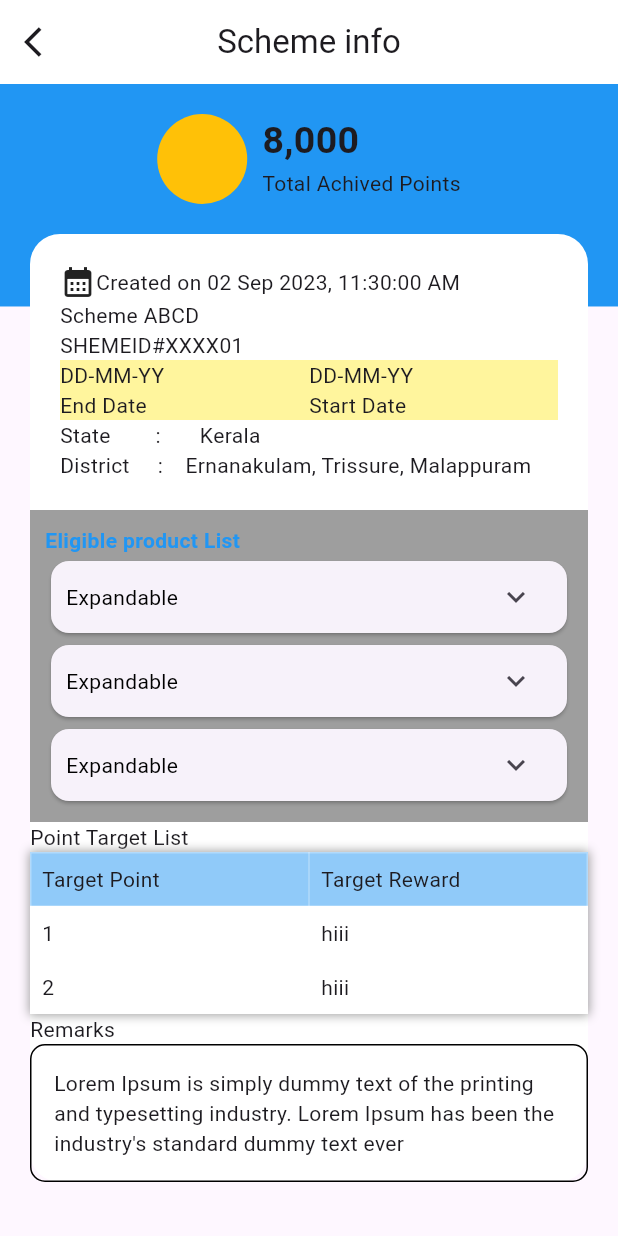
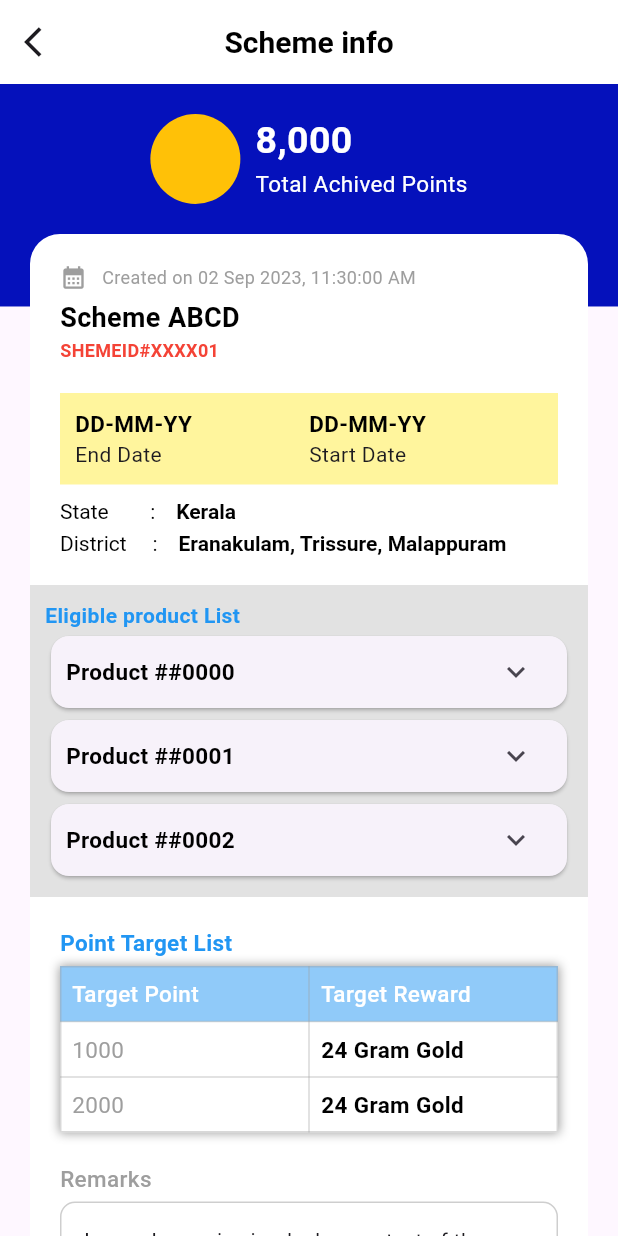
Before and after one commit to AmalNaroth/Scheme-Info, a Flutter app: the screen it shows after launch, on a phone screen of 412 x 824 dp. Run offline on Flutter 3.47's test engine with Material 3 defaults, Android fonts, the light colour scheme and no system bars; drawn by our look-alikes of expandable.

Commit message:
ui aligned

```diff
--- a/lib/presentation/scheme_info_screen.dart
+++ b/lib/presentation/scheme_info_screen.dart
@@ -1,5 +1,7 @@
-import 'package:expandable/expandable.dart';
 import 'package:flutter/material.dart';
+import 'package:schemeinfo_demo/presentation/widgets/custom_text_widget.dart';
+import 'package:schemeinfo_demo/presentation/widgets/expadable_tile.dart';
+import 'package:schemeinfo_demo/presentation/widgets/table_widget.dart';
 import 'package:schemeinfo_demo/utils/constants/size/value_size.dart';
 
 class SchemeInfoScreen extends StatelessWidget {
@@ -11,22 +13,25 @@ class SchemeInfoScreen extends StatelessWidget {
       appBar: AppBar(
         centerTitle: true,
         backgroundColor: Colors.white,
-        title: Text("Scheme info"),
+        title: CustomTextWidget01(
+            textValue: "Scheme info",
+            fontSize: 20,
+            fontWeight: FontWeight.bold),
         leading: IconButton(
           onPressed: () {},
-          icon: Icon(Icons.arrow_back_ios),
+          icon: const Icon(Icons.arrow_back_ios),
         ),
       ),
       body: SingleChildScrollView(
         child: SizedBox(
-          height: mHight,
+          height: MediaQuery.of(context).size.height,
           child: Stack(
             children: [
               Column(
                 children: [
                   Container(
-                    padding: EdgeInsets.all(20),
-                    color: Colors.blue,
+                    padding: const EdgeInsets.all(20),
+                    color: const Color.fromARGB(255, 5, 17, 187),
                     height: mHight! * .18,
                     child: Row(
                       mainAxisAlignment: MainAxisAlignment.center,
@@ -35,7 +40,7 @@ class SchemeInfoScreen extends StatelessWidget {
                         Row(
                           crossAxisAlignment: CrossAxisAlignment.start,
                           children: [
-                            CircleAvatar(
+                            const CircleAvatar(
                               radius: 30,
                               backgroundColor: Colors.amber,
                             ),
@@ -44,13 +49,15 @@ class SchemeInfoScreen extends StatelessWidget {
                               mainAxisAlignment: MainAxisAlignment.start,
                               crossAxisAlignment: CrossAxisAlignment.start,
                               children: [
-                                Text(
-                                  "8,000",
-                                  style: TextStyle(
-                                      fontSize: 25,
-                                      fontWeight: FontWeight.bold),
-                                ),
-                                Text("Total Achived Points")
+                                CustomTextWidget01(
+                                    textValue: "8,000",
+                                    fontWeight: FontWeight.bold,
+                                    fontSize: 25,
+                                    fontColors: Colors.white),
+                                CustomTextWidget01(
+                                  textValue: "Total Achived Points",
+                                  fontColors: Colors.white,
+                                )
                               ],
                             )
                           ],
@@ -62,30 +69,48 @@ class SchemeInfoScreen extends StatelessWidget {
               ),
               Positioned(
                 top: 100,
-                left: 0, // Aligns the container to the left of the Stack
+                left: 0,
                 right:
-                    0, // Aligns the container to the right of the Stack, ensuring it stretches across
+                    0,
                 child: Container(
-                  margin: EdgeInsets.symmetric(horizontal: 20),
+                  margin: const EdgeInsets.symmetric(horizontal: 20),
                   decoration: BoxDecoration(
                       color: Colors.white,
                       borderRadius: BorderRadius.circular(20)),
                   child: Column(
                     children: [
                       Container(
-                        padding: EdgeInsets.all(20),
+                        padding: const EdgeInsets.all(20),
                         child: Column(
                           crossAxisAlignment: CrossAxisAlignment.start,
                           children: [
                             Row(
                               children: [
-                                Icon(Icons.calendar_month),
-                                Text("Created on 02 Sep 2023, 11:30:00 AM"),
+                                const Icon(Icons.calendar_month,
+                                    size: 18, color: Colors.grey),
+                                fidth10,
+                                Expanded(
+                                  child: CustomTextWidget01(
+                                      textValue:
+                                          "Created on 02 Sep 2023, 11:30:00 AM",
+                                      fontColors: Colors.grey,
+                                      fontSize: 12),
+                                ),
                               ],
                             ),
-                            Text("Scheme ABCD"),
-                            Text("SHEMEID#XXXX01"),
+                            fhight5,
+                            CustomTextWidget01(
+                                textValue: "Scheme ABCD",
+                                fontSize: 18,
+                                fontWeight: FontWeight.bold),
+                            CustomTextWidget01(
+                                textValue: "SHEMEID#XXXX01",
+                                fontColors: Colors.red,
+                                fontWeight: FontWeight.bold,
+                                fontSize: 12),
+                            fhight20,
                             Container(
+                              padding: const EdgeInsets.all(10),
                               color: Colors.yellow.shade200,
                               child: Row(
                                 children: [
@@ -94,8 +119,10 @@ class SchemeInfoScreen extends StatelessWidget {
                                       crossAxisAlignment:
                                           CrossAxisAlignment.start,
                                       children: [
-                                        Text("DD-MM-YY"),
-                                        Text("End Date")
+                                        CustomTextWidget01(
+                                            textValue: "DD-MM-YY",
+                                            fontWeight: FontWeight.bold),
+                                        const Text("End Date")
                                       ],
                                     ),
                                   ),
@@ -104,68 +131,114 @@ class SchemeInfoScreen extends StatelessWidget {
                                       crossAxisAlignment:
                                           CrossAxisAlignment.start,
                                       children: [
-                                        Text("DD-MM-YY"),
-                                        Text("Start Date")
+                                        CustomTextWidget01(
+                                          textValue: "DD-MM-YY",
+                                          fontWeight: FontWeight.bold,
+                                        ),
+                                        const Text("Start Date")
                                       ],
                                     ),
                                   )
                                 ],
                               ),
                             ),
-                            Text("State        :       Kerala"),
-                            Text(
-                                "District     :    Ernanakulam, Trissure, Malappuram")
+                            fhight10,
+                            RichText(
+                              text: const TextSpan(
+                                text: "State        :    ",
+                                style: TextStyle(color: Colors.black),
+                                children: [
+                                  TextSpan(
+                                    text: "Kerala",
+                                    style: TextStyle(
+                                        color: Colors.black,
+                                        fontWeight: FontWeight
+                                            .bold), // Add style if needed
+                                  ),
+                                ],
+                              ),
+                            ),
+                            fhight5,
+                            RichText(
+                              text: const TextSpan(
+                                text: "District     :    ",
+                                style: TextStyle(color: Colors.black),
+                                children: [
+                                  TextSpan(
+                                    text: "Eranakulam, Trissure, Malappuram",
+                                    style: TextStyle(
+                                        color: Colors.black,
+                                        fontWeight: FontWeight
+                                            .bold), // Add style if needed
+                                  ),
+                                ],
+                              ),
+                            )
                           ],
                         ),
                       ),
                       Container(
-                        padding: EdgeInsets.all(10),
+                        padding: const EdgeInsets.all(10),
                         width: double.infinity,
-                        color: Colors.grey,
+                        color: Colors.grey.withOpacity(0.3),
                         child: Column(
                           crossAxisAlignment: CrossAxisAlignment.start,
                           children: [
-                            Text(
+                            const Text(
                               "Eligible product List",
                               style: TextStyle(
                                   color: Colors.blue,
                                   fontWeight: FontWeight.bold),
                             ),
                             ListView.builder(
+                                physics: const NeverScrollableScrollPhysics(),
                                 shrinkWrap: true,
                                 itemBuilder: (context, index) {
-                                  return Card2();
+                                  return Card2(
+                                    index: index,
+                                  );
                                 },
                                 itemCount: 3),
                           ],
                         ),
                       ),
                       Container(
+                        padding: const EdgeInsets.all(20),
                         width: double.infinity,
                         child: Column(
                           crossAxisAlignment: CrossAxisAlignment.start,
                           children: [
-                            Text("Point Target List"),
+                            CustomTextWidget01(
+                                textValue: "Point Target List",
+                                fontColors: Colors.blue,
+                                fontWeight: FontWeight.bold),
+                            fhight5,
                             buildHolidayTable(holidayData: []),
                           ],
                         ),
                       ),
                       Container(
+                        padding: const EdgeInsets.symmetric(horizontal: 20),
                         width: double.infinity,
                         child: Column(
                           crossAxisAlignment: CrossAxisAlignment.start,
                           children: [
-                            Text("Remarks"),
+                            CustomTextWidget01(
+                                textValue: "Remarks",
+                                fontWeight: FontWeight.w500,
+                                fontColors: Colors.grey),
+                            fhight5,
                             Container(
-                              padding: EdgeInsets.all(15),
+                              padding: const EdgeInsets.all(15),
                               decoration: BoxDecoration(
-                                border: Border.all(),
+                                border: Border.all(
+                                    color: Colors.grey.withOpacity(0.5)),
                                 borderRadius: BorderRadius.circular(10),
                               ),
-                              child: Column(
+                              child: const Column(
                                 children: [
                                   Text(
-                                      "Lorem Ipsum is simply dummy text of the printing and typesetting industry. Lorem Ipsum has been the industry's standard dummy text ever")
+                                      "Lorem Ipsum is simply dummy text of the printing and typesetting industry. Lorem")
                                 ],
                               ),
                             )
@@ -183,147 +256,3 @@ class SchemeInfoScreen extends StatelessWidget {
     );
   }
 }
-
-Widget buildHolidayTable({required holidayData}) {
-  return Container(
-    decoration: BoxDecoration(
-      color: Colors.white,
-      boxShadow: [
-        BoxShadow(
-          color: Colors.grey,
-          blurRadius: 5,
-          spreadRadius: 1
-        )
-      ]
-    ),
-    child: Table(
-      border: TableBorder.all(color: Colors.white30),
-      defaultVerticalAlignment: TableCellVerticalAlignment.middle,
-      children: [
-         TableRow(
-          decoration: BoxDecoration(color: Colors.blue.withOpacity(0.5)),
-          children: const [
-            TableCell(
-              child: Padding(
-                padding: EdgeInsets.all(8.0),
-                child: Text("Target Point"),
-              ),
-            ),
-            TableCell(
-              child: Padding(
-                padding: EdgeInsets.all(8.0),
-                child: Text("Target Reward"),
-              ),
-            ),
-          ],
-        ),
-        ...List.generate(
-          2,
-          (index) => TableRow(
-            children: [
-              TableCell(
-                verticalAlignment: TableCellVerticalAlignment.middle,
-                child: Padding(
-                  padding: const EdgeInsets.all(8.0),
-                  child: Text("${index + 1}"),
-                ),
-              ),
-              TableCell(
-                verticalAlignment: TableCellVerticalAlignment.middle,
-                child: Padding(
-                  padding: const EdgeInsets.all(8.0),
-                  child: Text("hiii"),
-                ),
-              ),
-            ],
-          ),
-        ),
-      ],
-    ),
-  );
-}
-
-Widget buildButton(BuildContext context, {required bool isExpanded}) {
-  return IconButton(
-    icon: Icon(isExpanded ? Icons.expand_less : Icons.expand_more),
-    onPressed: () {
-      ExpandableController.of(context, required: true)!.toggle();
-    },
-  );
-}
-
-class Card2 extends StatelessWidget {
-  @override
-  Widget build(BuildContext context) {
-    Widget buildCollapsed() {
-      return Padding(
-        padding: const EdgeInsets.symmetric(horizontal: 10),
-        child: Row(
-          mainAxisAlignment: MainAxisAlignment.spaceBetween,
-          children: [
-            Text(
-              "Expandable",
-              style: TextStyle(color: Colors.black),
-            ),
-            Builder(
-              builder: (context) {
-                var isExpanded =
-                    ExpandableController.of(context, required: true)!.expanded;
-                return buildButton(context, isExpanded: isExpanded);
-              },
-            ),
-          ],
-        ),
-      );
-    }
-
-    Widget buildExpanded() {
-      return Padding(
-        padding: EdgeInsets.all(10),
-        child: Row(
-          mainAxisAlignment: MainAxisAlignment.spaceBetween,
-          children: [
-            Column(
-              crossAxisAlignment: CrossAxisAlignment.start,
-              children: <Widget>[
-                Text(
-                  "Expandable",
-                  style: TextStyle(color: Colors.black),
-                ),
-                Text(
-                  "Main Category    :",
-                  style: Theme.of(context).textTheme.caption,
-                ),
-                Text(
-                  "Item Category     :",
-                  style: Theme.of(context).textTheme.caption,
-                ),
-                Text(
-                  "Point per item     :",
-                  style: Theme.of(context).textTheme.caption,
-                ),
-              ],
-            ),
-            Builder(
-              builder: (context) {
-                var isExpanded =
-                    ExpandableController.of(context, required: true)!.expanded;
-                return buildButton(context, isExpanded: isExpanded);
-              },
-            ),
-          ],
-        ),
-      );
-    }
-
-    return ExpandableNotifier(
-      child: Card(
-        clipBehavior: Clip.antiAlias,
-        child: Expandable(
-          collapsed: buildCollapsed(),
-          expanded: buildExpanded(),
-        ),
-      ),
-    );
-  }
-}
--- /dev/null
+++ b/lib/presentation/widgets/custom_text_widget.dart
@@ -0,0 +1,23 @@
+import 'package:flutter/material.dart';
+
+class CustomTextWidget01 extends StatelessWidget {
+  String textValue;
+  Color fontColors;
+  FontWeight fontWeight;
+  double fontSize;
+  CustomTextWidget01(
+      {super.key,
+      required this.textValue,
+      this.fontColors = Colors.black,
+      this.fontWeight = FontWeight.w400,
+      this.fontSize = 15});
+
+  @override
+  Widget build(BuildContext context) {
+    return Text(
+      textValue,
+      style: TextStyle(fontWeight: fontWeight, color: fontColors,
+      fontSize: fontSize),
+    );
+  }
+}
--- /dev/null
+++ b/lib/presentation/widgets/expadable_tile.dart
@@ -0,0 +1,129 @@
+
+
+
+import 'package:expandable/expandable.dart';
+import 'package:flutter/material.dart';
+import 'package:schemeinfo_demo/presentation/widgets/custom_text_widget.dart';
+import 'package:schemeinfo_demo/utils/constants/size/value_size.dart';
+
+Widget buildButton(BuildContext context, {required bool isExpanded}) {
+  return IconButton(
+    icon: Icon(isExpanded ? Icons.expand_less : Icons.expand_more),
+    onPressed: () {
+      ExpandableController.of(context, required: true)!.toggle();
+    },
+  );
+}
+
+class Card2 extends StatelessWidget {
+  int index;
+  Card2({required this.index});
+  @override
+  Widget build(BuildContext context) {
+    Widget buildCollapsed() {
+      return Padding(
+        padding: const EdgeInsets.symmetric(horizontal: 10),
+        child: Row(
+          mainAxisAlignment: MainAxisAlignment.spaceBetween,
+          children: [
+            CustomTextWidget01(
+              textValue: "Product ##000$index",
+              fontWeight: FontWeight.bold,
+            ),
+            Builder(
+              builder: (context) {
+                var isExpanded =
+                    ExpandableController.of(context, required: true)!.expanded;
+                return buildButton(context, isExpanded: isExpanded);
+              },
+            ),
+          ],
+        ),
+      );
+    }
+
+    Widget buildExpanded() {
+      return Padding(
+        padding: EdgeInsets.all(10),
+        child: Row(
+          mainAxisAlignment: MainAxisAlignment.spaceBetween,
+          children: [
+            Column(
+              crossAxisAlignment: CrossAxisAlignment.start,
+              children: <Widget>[
+                CustomTextWidget01(
+                  textValue: "Product ##000${index + 1}",
+                  fontWeight: FontWeight.bold,
+                ),
+                RichText(
+                  text: TextSpan(
+                    text: "Main Category  :     ",
+                    style: TextStyle(color: Colors.black),
+                    children: [
+                      TextSpan(
+                        text: "Main- category##00${index + 1}",
+                        style: TextStyle(
+                          color: Colors.black,
+                          fontWeight: FontWeight.bold,
+                        ), // Add style if needed
+                      ),
+                    ],
+                  ),
+                ),
+                fhight5,
+                RichText(
+                  text: TextSpan(
+                    text: "Item Category  :     ",
+                    style: TextStyle(color: Colors.black),
+                    children: [
+                      TextSpan(
+                        text: "Item- category##00${index + 1}",
+                        style: TextStyle(
+                          color: Colors.black,
+                          fontWeight: FontWeight.bold,
+                        ), // Add style if needed
+                      ),
+                    ],
+                  ),
+                ),
+                fhight5,
+                RichText(
+                  text: TextSpan(
+                    text: "Point per item  :     ",
+                    style: TextStyle(color: Colors.black),
+                    children: [
+                      TextSpan(
+                        text: "${index + 1}0",
+                        style: TextStyle(
+                          color: Colors.black,
+                          fontWeight: FontWeight.bold,
+                        ), // Add style if needed
+                      ),
+                    ],
+                  ),
+                ),
+              ],
+            ),
+            Builder(
+              builder: (context) {
+                var isExpanded =
+                    ExpandableController.of(context, required: true)!.expanded;
+                return buildButton(context, isExpanded: isExpanded);
+              },
+            ),
+          ],
+        ),
+      );
+    }
+
+    return ExpandableNotifier(
+      child: Card(
+        clipBehavior: Clip.antiAlias,
+        child: Expandable(
+          collapsed: buildCollapsed(),
+          expanded: buildExpanded(),
+        ),
+      ),
+    );
+  }
+}
--- /dev/null
+++ b/lib/presentation/widgets/table_widget.dart
@@ -0,0 +1,66 @@
+import 'package:flutter/material.dart';
+import 'package:schemeinfo_demo/presentation/widgets/custom_text_widget.dart';
+
+Widget buildHolidayTable({required holidayData}) {
+  return Container(
+    decoration: const BoxDecoration(color: Colors.white, boxShadow: [
+      BoxShadow(color: Colors.grey, blurRadius: 5, spreadRadius: 1)
+    ]),
+    child: Table(
+      border: TableBorder.all(
+        color: Colors.grey.withOpacity(0.4),
+      ),
+      defaultVerticalAlignment: TableCellVerticalAlignment.middle,
+      children: [
+        TableRow(
+          decoration: BoxDecoration(
+            color: Colors.blue.withOpacity(0.5),
+          ),
+          children: [
+            TableCell(
+              child: Padding(
+                padding: EdgeInsets.all(8.0),
+                child: CustomTextWidget01(
+                    textValue: "Target Point",
+                    fontColors: Colors.white,
+                    fontWeight: FontWeight.w500),
+              ),
+            ),
+            TableCell(
+              child: Padding(
+                padding: EdgeInsets.all(8.0),
+                child: CustomTextWidget01(
+                    textValue: "Target Reward",
+                    fontColors: Colors.white,
+                    fontWeight: FontWeight.w500),
+              ),
+            ),
+          ],
+        ),
+        ...List.generate(
+          2,
+          (index) => TableRow(
+            children: [
+              TableCell(
+                verticalAlignment: TableCellVerticalAlignment.middle,
+                child: Padding(
+                  padding: const EdgeInsets.all(8.0),
+                  child: CustomTextWidget01(
+                      textValue: "${index + 1}000", fontColors: Colors.grey),
+                ),
+              ),
+              TableCell(
+                verticalAlignment: TableCellVerticalAlignment.middle,
+                child: Padding(
+                  padding: const EdgeInsets.all(8.0),
+                  child: CustomTextWidget01(
+                      textValue: "24 Gram Gold", fontWeight: FontWeight.bold),
+                ),
+              ),
+            ],
+          ),
+        ),
+      ],
+    ),
+  );
+}
```
